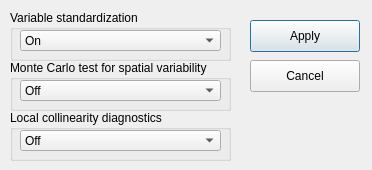
This is resources/ui/advOptGWR.ui in Ziqi-Li/MGWR-GUI as Qt 5 draws it before an edit. The edited form follows.
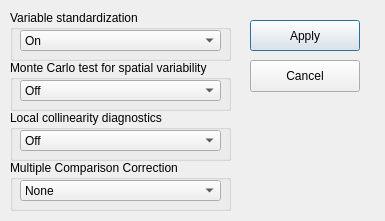
This is the edited form.

```diff
--- a/resources/ui/advOptGWR.ui
+++ b/resources/ui/advOptGWR.ui
@@ -9,8 +9,8 @@
    <rect>
     <x>0</x>
     <y>0</y>
-    <width>372</width>
-    <height>170</height>
+    <width>385</width>
+    <height>221</height>
    </rect>
   </property>
   <property name="windowTitle">
@@ -25,7 +25,7 @@
      <x>250</x>
      <y>20</y>
      <width>110</width>
-     <height>32</height>
+     <height>31</height>
     </rect>
    </property>
    <property name="text">
@@ -144,6 +144,49 @@
     </item>
    </widget>
   </widget>
+  <widget class="QGroupBox" name="groupBox_6">
+   <property name="geometry">
+    <rect>
+     <x>10</x>
+     <y>160</y>
+     <width>221</width>
+     <height>51</height>
+    </rect>
+   </property>
+   <property name="title">
+    <string>Multiple Comparison Correction</string>
+   </property>
+   <widget class="QComboBox" name="mccComboBox">
+    <property name="geometry">
+     <rect>
+      <x>10</x>
+      <y>20</y>
+      <width>201</width>
+      <height>21</height>
+     </rect>
+    </property>
+    <item>
+     <property name="text">
+      <string>None</string>
+     </property>
+    </item>
+    <item>
+     <property name="text">
+      <string>Bonferroni</string>
+     </property>
+    </item>
+    <item>
+     <property name="text">
+      <string>Sidak</string>
+     </property>
+    </item>
+    <item>
+     <property name="text">
+      <string>FDR</string>
+     </property>
+    </item>
+   </widget>
+  </widget>
  </widget>
  <resources/>
  <connections/>
```
